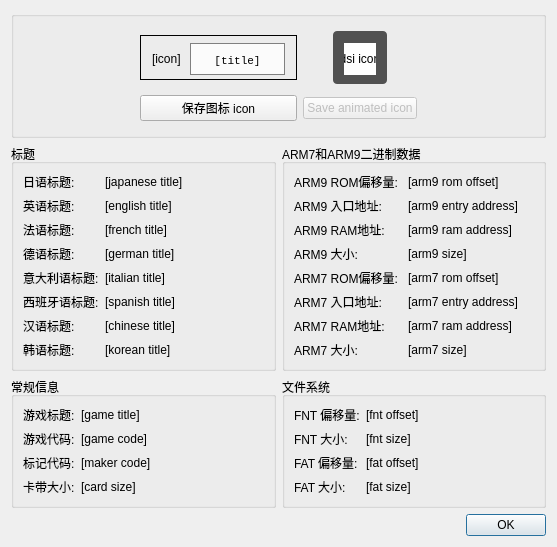
The window that src/frontend/qt_sdl/ROMInfoDialog.ui (melonDS-emu/melonDS) describes before a commit, drawn with Qt 5.
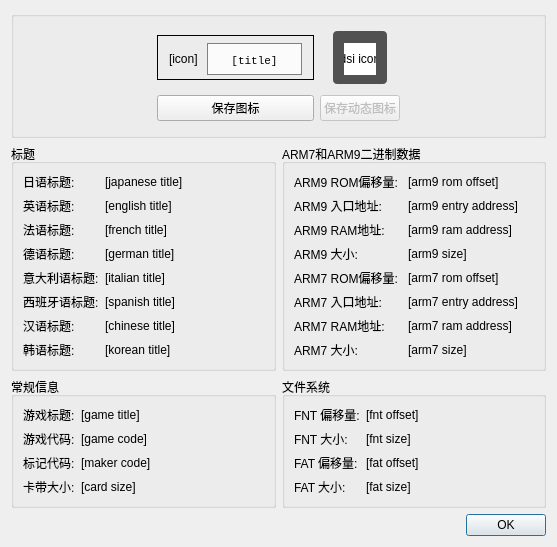
The same window after the commit.

```diff
--- a/src/frontend/qt_sdl/ROMInfoDialog.ui
+++ b/src/frontend/qt_sdl/ROMInfoDialog.ui
@@ -528,7 +528,7 @@
       <item row="1" column="1">
        <widget class="QPushButton" name="saveIconButton">
         <property name="text">
-         <string>保存图标 icon</string>
+         <string>保存图标</string>
         </property>
        </widget>
       </item>
@@ -763,7 +763,7 @@
          <bool>false</bool>
         </property>
         <property name="text">
-         <string>Save animated icon</string>
+         <string>保存动态图标</string>
         </property>
        </widget>
       </item>
```
